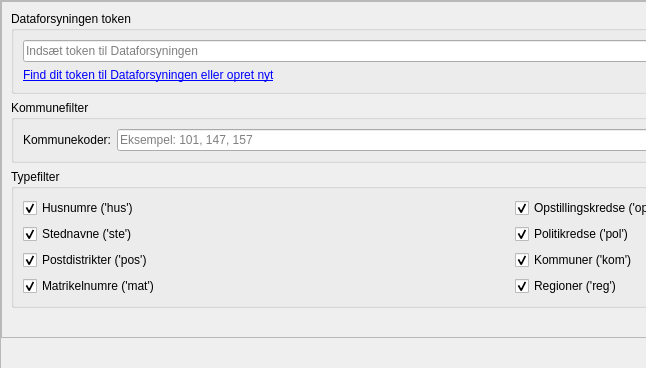
This is src/geosearch_dk/config/settings.ui in Septima/qgis-geosearch as Qt 5 draws it before an edit; both pictures show x 0 to 646 and y 0 to 368 of the 1043 by 486 pixel window. The edited form follows.
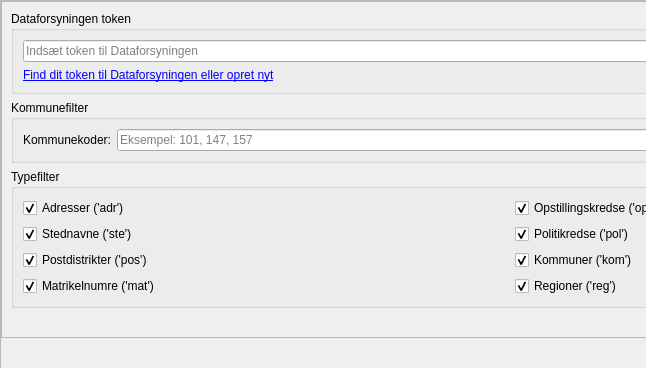
This is the edited form.

Patch:
```diff
--- a/src/geosearch_dk/config/settings.ui
+++ b/src/geosearch_dk/config/settings.ui
@@ -170,7 +170,7 @@
              <item row="0" column="0">
               <widget class="QCheckBox" name="search_hus">
                <property name="text">
-                <string>Husnumre ('hus')</string>
+                <string>Adresser ('adr')</string>
                </property>
                <property name="checked">
                 <bool>true</bool>
```
Left out of the diff: 2 changed lines with no effect on the pictures.
